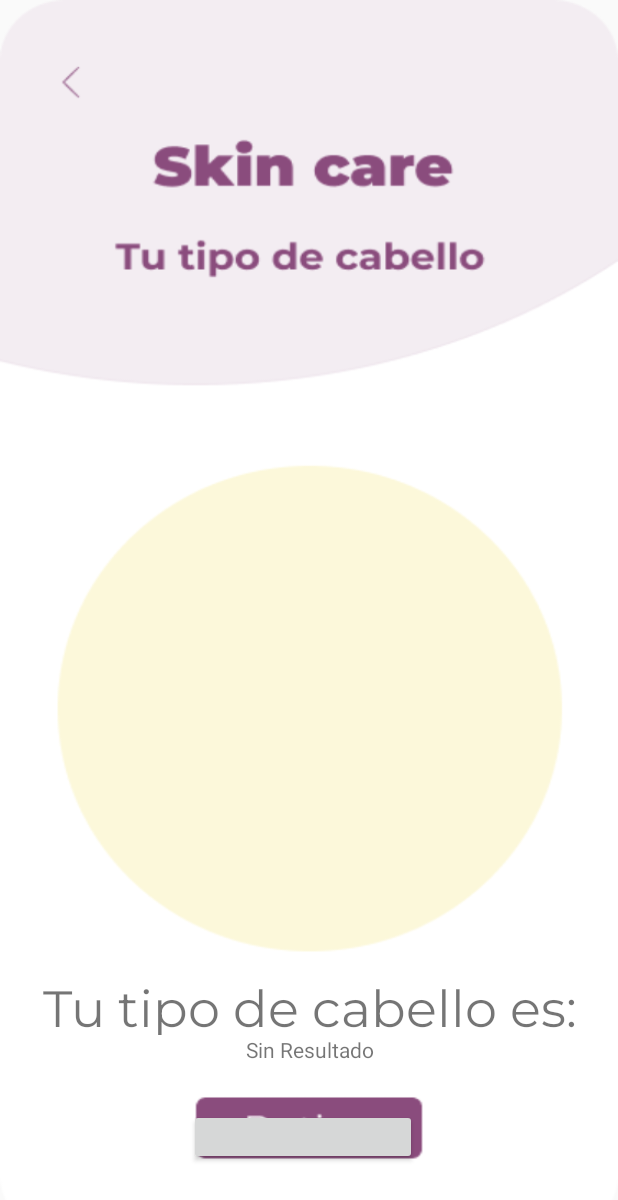
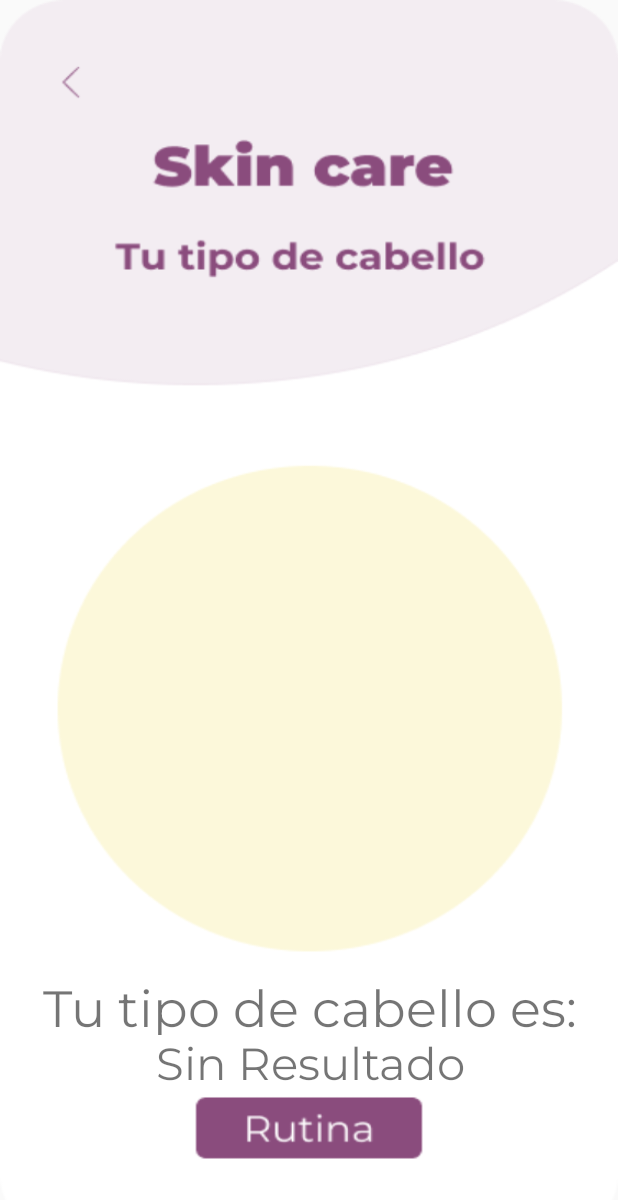
Before and after one commit to Murdock9607/WomanCare, an Android app: the resultadosHair screen opened directly, with no data from a screen before it, on a phone screen of 412 x 824 dp. Shown: the top 1200 px of the screen. Run offline under Robolectric (Android 15) with nearby library versions, the phone set to English and light mode, and no system bars; 2 statements that could not run were skipped.

Commit message:
correciones pantalla haircare

```diff
--- a/app/src/main/java/Aplimovil/womancare/PreguntasCabello1.java
+++ b/app/src/main/java/Aplimovil/womancare/PreguntasCabello1.java
@@ -281,13 +281,11 @@ public class PreguntasCabello1 extends AppCompatActivity {
             resulCu=3;
         }
 
-        if(contCabello>6) {
+        if(contCabello>5) {
             Intent ResultadHC = new Intent(this,resultadosHair.class);
             ResultadHC.putExtra("resultipoenviar", resulCabello);
             ResultadHC.putExtra("cuidadotipoenviar",resulCu);
             startActivity(ResultadHC);
         }
-
     }
-
 }
--- a/app/src/main/java/Aplimovil/womancare/resultadosHair.java
+++ b/app/src/main/java/Aplimovil/womancare/resultadosHair.java
@@ -51,7 +51,6 @@ public class resultadosHair extends AppCompatActivity {
         if (resulCabello==2 && resulCu==2){
             Resultado.setText("Graso Maltratado");
             imagResult.setImageDrawable(getResources().getDrawable(R.drawable.graso));
-
         }
 
         if (resulCabello==2 && resulCu==3){
--- a/app/src/main/res/layout/activity_resultados_hair.xml
+++ b/app/src/main/res/layout/activity_resultados_hair.xml
@@ -16,7 +16,15 @@
         app:layout_constraintBottom_toTopOf="@+id/linearLayout4"
         app:layout_constraintEnd_toEndOf="parent"
         app:layout_constraintStart_toStartOf="parent"
-        app:layout_constraintTop_toTopOf="parent"/>
+        app:layout_constraintTop_toTopOf="parent">
+
+        <Button
+            android:id="@+id/button12"
+            style="@style/Widget.AppCompat.Button.Borderless"
+            android:layout_width="wrap_content"
+            android:layout_height="85dp"
+            android:backgroundTint="#00FFFFFF" />
+    </LinearLayout>
 
     <LinearLayout
         android:id="@+id/linearLayout4"
@@ -63,7 +71,9 @@
             android:id="@+id/cabello"
             android:layout_width="match_parent"
             android:layout_height="37dp"
-            android:textAlignment="center" />
+            android:fontFamily="@font/montserrat"
+            android:textAlignment="center"
+            android:textSize="30sp" />
 
         <Space
             android:layout_width="match_parent"
@@ -71,8 +81,11 @@
 
         <Button
             android:id="@+id/button15"
-            android:layout_width="152dp"
-            android:layout_height="37dp"
+            style="@style/Widget.AppCompat.Button.Borderless"
+            android:layout_width="164dp"
+            android:layout_height="wrap_content"
+            android:backgroundTint="#00FFFFFF"
+            android:onClick="aSuscripcion"
             android:translationX="110dp" />
 
     </LinearLayout>
```
